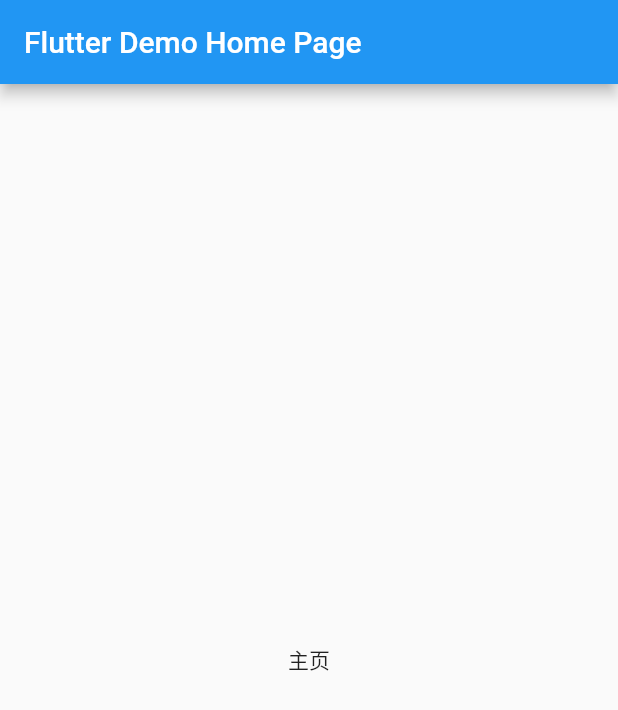
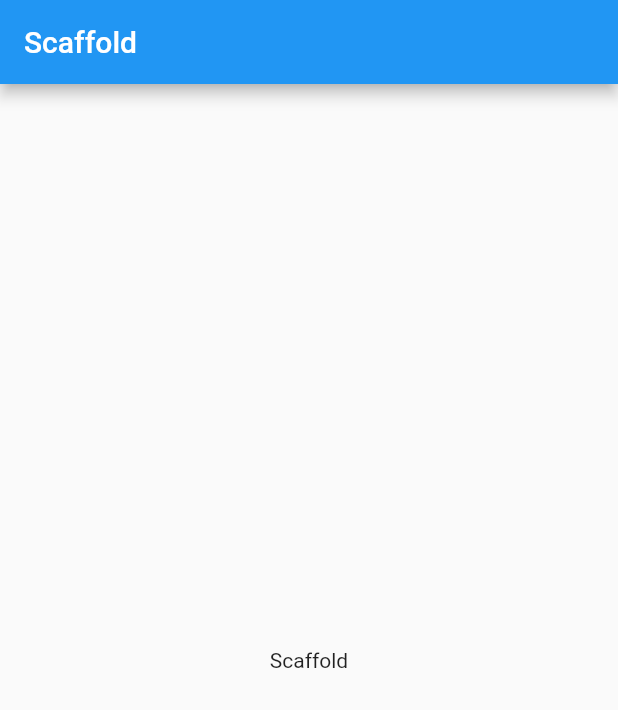
Before and after one commit to zhangjianliu/flutter_demo, a Flutter app: the screen it shows after launch, on a phone screen of 412 x 824 dp. Shown: the top 710 px of the screen. Run offline on Flutter 3.47's test engine with Material 2 defaults, Android fonts, the phone set to English and light mode, and no system bars.

```diff
--- a/flutter_day02/lib/main.dart
+++ b/flutter_day02/lib/main.dart
@@ -1,52 +1,29 @@
-import 'package:flutter/material.dart'; // 实现Material Design 设计风格的基础包
-// Materila Design 是谷歌推出的一套视觉设计语言
+import 'package:flutter/material.dart';
 
-// 设置主页   main 函数一定是执行MyApp 函数
 void main() {
   runApp(new MyApp());
 }
 
-// MyApp 函数是整个应用的主组件
 class MyApp extends StatelessWidget {
-  // 这是整个应用的主组件
   @override
   Widget build(BuildContext context) {
     return MaterialApp(
-      title: "Material App 示例",
-      home: new MyHomePage(title: 'Flutter Demo Home Page'),
+      title: "脚手架 Scaffold 使用示例",
+      home: new MyHomePage(),
     );
   }
 }
 
-// 这是一个可变的 Widget 组件
-class MyHomePage extends StatefulWidget {
-  MyHomePage({Key key, this.title}) : super(key: key);
-
-  // This widget is the home page of your application. It is stateful, meaning
-  // that it has a State object (defined below) that contains fields that affect
-  // how it looks.
-
-  // This class is the configuration for the state. It holds the values (in this
-  // case the title) provided by the parent (in this case the App widget) and
-  // used by the build method of the State. Fields in a Widget subclass are
-  // always marked "final".
-
-  final String title;
-
-  @override
-  _MyHomePageState createState() => new _MyHomePageState();
-}
-
-// 状态类必须继承State 类，注意后面需要制定为MyHomePage
-class _MyHomePageState extends State<MyHomePage> {
+class MyHomePage extends StatelessWidget {
   @override
   Widget build(BuildContext context) {
     return new Scaffold(
-        appBar: new AppBar(
-          title: new Text(widget.title),
-        ),
-        body: Center(
-          child: Text("主页"),
-        ));
+      appBar: new AppBar(
+        title: Text('Scaffold'),
+      ),
+      body: Center(
+        child: Text('Scaffold'),
+      ),
+    );
   }
 }
```
